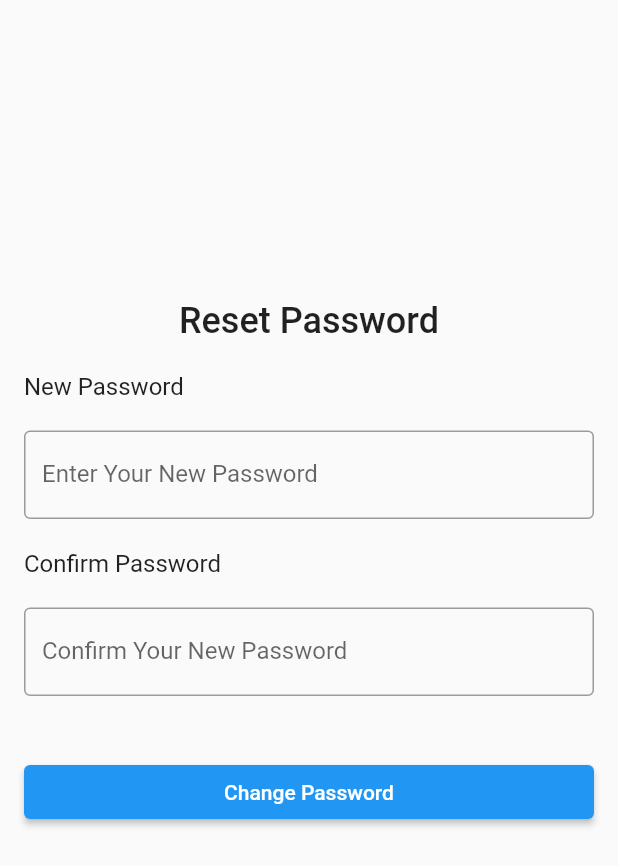
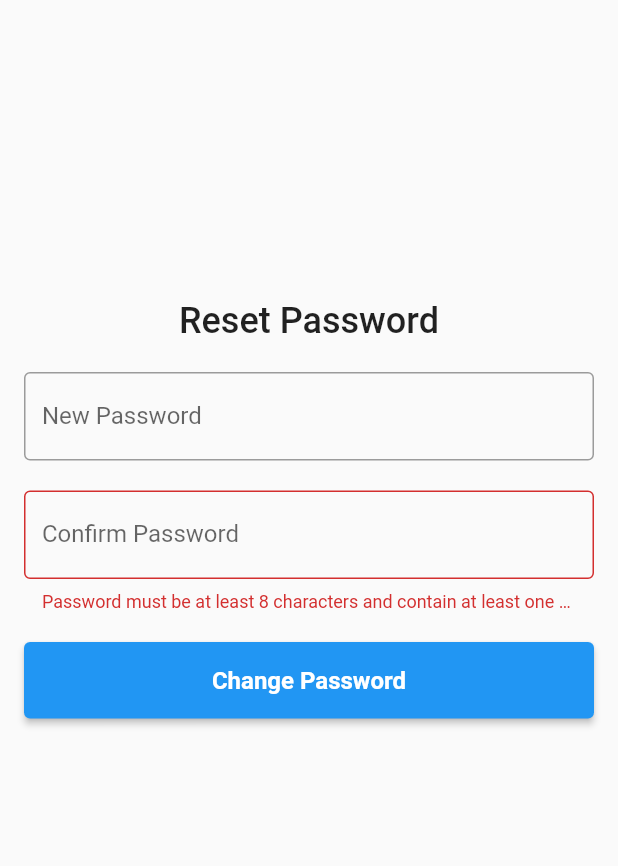
Before and after one commit to fufex3934/doctor-appointment, a Flutter app: the ResetPasswordPage screen opened directly with empty values, after a tap on "Change Password", on a phone screen of 412 x 824 dp. Shown: the top 866 px of the screen. Run offline on Flutter 3.47's test engine with Material 2 defaults, Android fonts, the phone set to English and light mode, and no system bars; our stand-ins replace geolocator, google_maps_flutter, table_calendar; missing offline and left inert: mailer, otp, randomstring_dart.

Commit message:
passowrd reset functionality added

```diff
--- a/lib/view/4Doctor/Register.dart
+++ b/lib/view/4Doctor/Register.dart
@@ -316,7 +316,7 @@ If you have any questions or concerns about this Privacy Policy, please contact
     // }
 
     final response = await http.post(
-        Uri.parse('http://192.168.0.169:3000/users/Doctor/RegisterDoctor'),
+        Uri.parse('http://192.168.0.150:3000/users/Doctor/RegisterDoctor'),
         headers: {'Content-Type': 'application/json'},
         body: jsonEncode({
           'fullname': _fullnameController.text,
--- a/lib/view/4Patient/patient_Registration.dart
+++ b/lib/view/4Patient/patient_Registration.dart
@@ -203,7 +203,7 @@ If you have any questions or concerns about this Privacy Policy, please contact
         final formattedBirthDate = DateFormat('yyyy-MM-dd').format(_selectedDate!);
 
 
-        final url = 'http://192.168.0.169:3000/api/users/register/patients';
+        final url = 'http://192.168.0.150:3000/api/users/register/patients';
         final response = await http.post(
           Uri.parse(url),
           headers: {"Content-Type": "application/json"},
--- a/lib/view/forgot_password.dart
+++ b/lib/view/forgot_password.dart
@@ -71,12 +71,14 @@ class _ForgotPasswordPageState extends State<ForgotPasswordPage> {
 
   Future<bool> ValidateEmail() async {
     final response = await http.post(
-        Uri.parse('http://192.168.0.169:3000/users/ForgotPassword/checkEmail'),
+        Uri.parse('http://192.168.0.150:3000/users/ForgotPassword/checkEmail'),
         headers: {'Content-Type': 'application/json'},
         body: jsonEncode({
           'email': _emailController.text,
           'selectedOption': widget.selectedOption
         }));
+    // print(_emailController.text);
+    // print(widget.selectedOption);
 
     return (response.body == 'true');
   }
--- a/lib/view/login_page.dart
+++ b/lib/view/login_page.dart
@@ -35,7 +35,7 @@ class _LoginPageState extends State<LoginPage> {
   Widget build(BuildContext context) {
     Future<bool> DoctorsLogin() async {
       final response = await http.post(
-          Uri.parse('http://192.168.0.169:3000/users/Login/${selectedOption}'),
+          Uri.parse('http://192.168.0.150:3000/users/Login/${selectedOption}'),
           headers: {'Content-Type': 'application/json'},
           body: jsonEncode({'email': _email, 'password': _password}));
 
--- a/lib/view/reset_password.dart
+++ b/lib/view/reset_password.dart
@@ -1,29 +1,90 @@
-import 'dart:convert';
-
 import 'package:flutter/material.dart';
 import 'package:http/http.dart' as http;
+import 'dart:convert';
 
 class ResetPasswordPage extends StatefulWidget {
   final String email;
   final String selectedOption;
   const ResetPasswordPage(
-      {super.key, required this.email, required this.selectedOption});
+      {Key? key, required this.email, required this.selectedOption})
+      : super(key: key);
 
   @override
   State<ResetPasswordPage> createState() => _ResetPasswordPageState();
 }
 
 class _ResetPasswordPageState extends State<ResetPasswordPage> {
-  String _newPassword = '';
+  TextEditingController _newPasswordController = TextEditingController();
+  TextEditingController _confirmPasswordController = TextEditingController();
 
-  Future<bool> DoctorsLogin() async {
+  bool _passwordsMatch = true;
+  bool _isPasswordValid = false;
+
+  Future<void> showSuccessModal() async {
+    await showDialog(
+      context: context,
+      builder: (BuildContext context) {
+        return AlertDialog(
+          title: Text('Password Updated'),
+          content: Text('Your password has been successfully updated.'),
+          actions: [
+            ElevatedButton(
+              onPressed: () {
+                Navigator.of(context).pop();
+              },
+              child: Text('OK'),
+            ),
+          ],
+        );
+      },
+    );
+  }
+
+  Future<void> showFailureModal() async {
+    await showDialog(
+      context: context,
+      builder: (BuildContext context) {
+        return AlertDialog(
+          title: Text('Password Update Failed'),
+          content: Text('Failed to update password. Please try again.'),
+          actions: [
+            ElevatedButton(
+              onPressed: () {
+                Navigator.of(context).pop();
+              },
+              child: Text('OK'),
+            ),
+          ],
+        );
+      },
+    );
+  }
+
+  Future<bool> doctorsLogin() async {
     final response = await http.post(
       Uri.parse(
-            'http://192.168.0.169:3000/users/ForgotPassword/${widget.selectedOption}'),
+          'http://192.168.0.150:3000/users/ForgotPassword/${widget.selectedOption}'),
       headers: {'Content-Type': 'application/json'},
-        body: jsonEncode({'email': widget.email, 'newPassword': _newPassword}));
+      body: jsonEncode(
+          {'email': widget.email, 'newPassword': _newPasswordController.text}),
+    );
 
-    return (response.body == 'true');
+    return response.body == "true";
+  }
+
+  void _validatePasswords() {
+    setState(() {
+      _passwordsMatch =
+          _newPasswordController.text == _confirmPasswordController.text;
+
+      // Additional password validation checks
+      _isPasswordValid = _newPasswordController.text.isNotEmpty &&
+          _newPasswordController.text.length >= 8 &&
+          _newPasswordController.text
+              .contains(RegExp(r'[A-Z]')) && // At least one capital letter
+          _newPasswordController.text
+              .contains(RegExp(r'[a-z]')); // At least one small letter
+    });
   }
 
   @override
@@ -31,7 +92,10 @@ class _ResetPasswordPageState extends State<ResetPasswordPage> {
     return Scaffold(
       body: Padding(
         padding: const EdgeInsets.only(left: 16.0, right: 16.0, top: 200.0),
-      child: Column(crossAxisAlignment: CrossAxisAlignment.stretch, children: [
+        child: SingleChildScrollView(
+          child: Column(
+            crossAxisAlignment: CrossAxisAlignment.stretch,
+            children: [
               Center(
                 child: Text(
                   'Reset Password',
@@ -39,38 +103,59 @@ class _ResetPasswordPageState extends State<ResetPasswordPage> {
                 ),
               ),
               SizedBox(height: 20),
-        Text(
-          'New Password',
-          style: TextStyle(fontSize: 16),
+              TextField(
+                controller: _newPasswordController,
+                onChanged: (_) => _validatePasswords(),
+                decoration: InputDecoration(
+                  labelText: 'New Password',
+                  hintText: 'Enter Your New Password',
+                  border: OutlineInputBorder(),
+                ),
+                obscureText: true,
               ),
               SizedBox(height: 20),
               TextField(
+                controller: _confirmPasswordController,
+                onChanged: (_) => _validatePasswords(),
                 decoration: InputDecoration(
-            labelText: 'Enter Your New Password',
+                  labelText: 'Confirm Password',
+                  hintText: 'Confirm Your New Password',
                   border: OutlineInputBorder(),
+                  errorText: _passwordsMatch
+                      ? (_isPasswordValid
+                          ? null
+                          : 'Password must be at least 8 characters and contain at least one capital letter and one small letter')
+                      : 'Passwords do not match',
+                ),
+                obscureText: true,
+              ),
+              SizedBox(height: 20),
+              ElevatedButton(
+                onPressed: () async {
+                  if (_passwordsMatch && _isPasswordValid) {
+                    bool passwordChanged = await doctorsLogin();
+                    if (passwordChanged == true) {
+                      // Password update successful
+                      showSuccessModal();
+                    } else if (passwordChanged == false) {
+                      // Password update failed
+                      showFailureModal();
+                    }
+                  }
+                },
+                style: ElevatedButton.styleFrom(
+                  backgroundColor: Colors.blue,
+                  padding: EdgeInsets.symmetric(vertical: 16),
+                ),
+                child: Text(
+                  'Change Password',
+                  style: TextStyle(fontSize: 16, fontWeight: FontWeight.bold),
                 ),
               ),
-        SizedBox(height: 20),
-        Text(
-          'Confirm Password',
-          style: TextStyle(fontSize: 16),
-        ),
-        SizedBox(height: 20),
-        TextField(
-          decoration: InputDecoration(
-            labelText: 'Confirm Your New Password',
-            border: OutlineInputBorder(),
+            ],
           ),
         ),
-        SizedBox(height: 20),
-        SizedBox(height: 20),
-        ElevatedButton(
-          onPressed: () {
-            // Logic to send OTP
-          },
-          child: Text('Change Password'),
       ),
-      ]),
-    ));
+    );
   }
 }
```
Also changed, not shown: 3 other files. Lines whose indentation alone changed are shown as unchanged.
